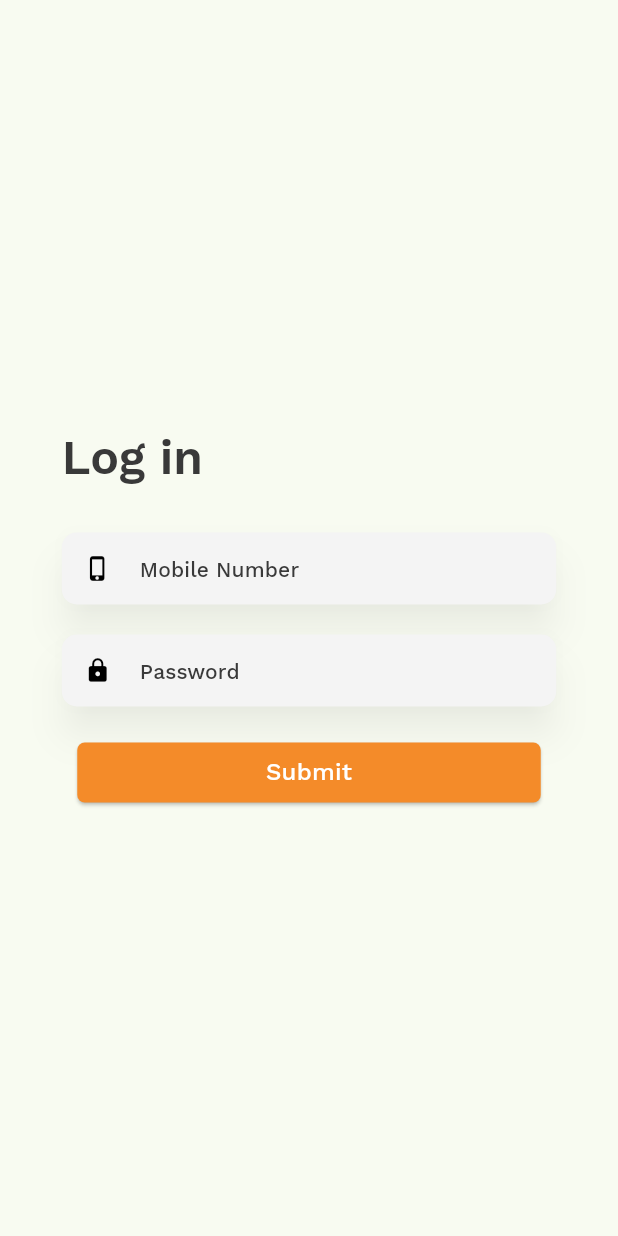
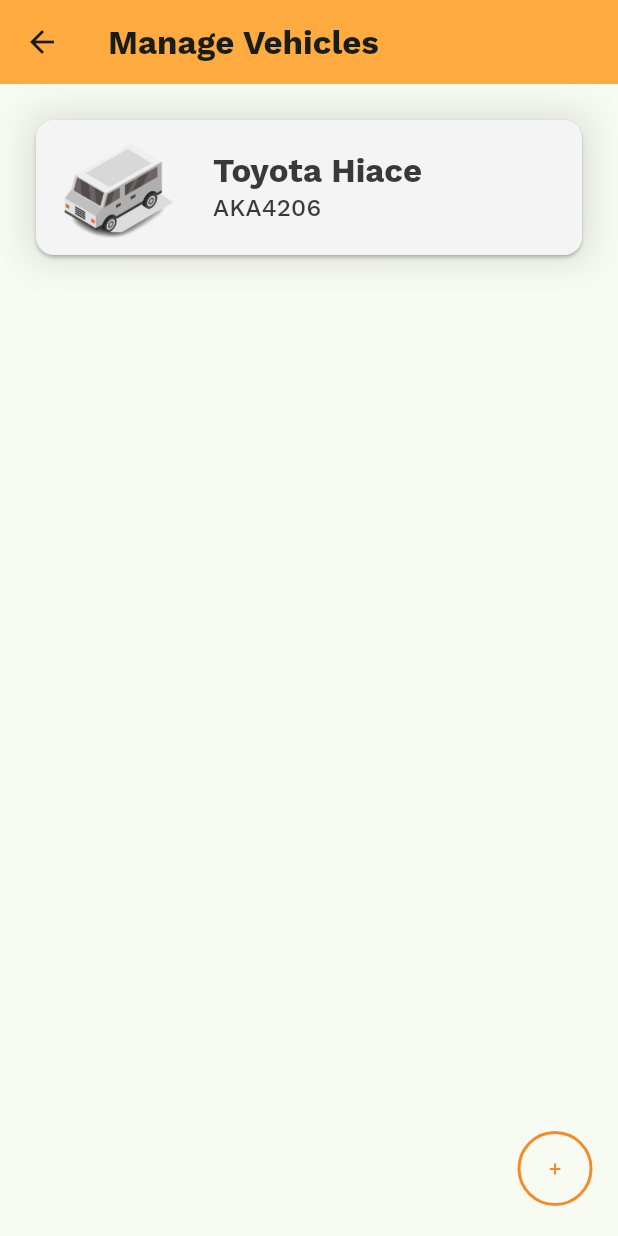
Before and after one commit to Frosco03/Iskomyut, a Flutter app: the screen it shows after launch, on a phone screen of 412 x 824 dp. Run offline on Flutter 3.47's test engine with Material 3 defaults, Android fonts, the phone set to English and light mode, and no system bars; our stand-ins replace envied, flutter_map, google_fonts, latlong2; missing offline and left inert: dart:ffi, mysql1; generated files the repository leaves out were written again.

Commit message:
Front end of the manage vehicles page; changed column to listview to allow scrolling and added image dependencies

```diff
--- /dev/null
+++ b/iskomyut/front_end/lib/manage_vehicles.dart
@@ -0,0 +1,121 @@
+library front_end;
+
+import 'package:flutter/cupertino.dart';
+import 'package:flutter/material.dart';
+import 'package:flutter/widgets.dart';
+
+class ManageVehicles extends StatefulWidget {
+  const ManageVehicles({super.key});
+
+  @override
+  State<ManageVehicles> createState() => _ManageVehiclesState();
+}
+
+class _ManageVehiclesState extends State<ManageVehicles> {
+  List vehicles = [];
+
+  @override
+  Widget build(BuildContext context) {
+    final contextTextTheme = Theme.of(context).textTheme;
+
+    return Scaffold(
+      appBar: AppBar(
+        title: const Text("Manage Vehicles"),
+        backgroundColor: Colors.orangeAccent,
+      ),
+      body: Stack(
+        fit: StackFit.expand,
+        children: [
+          ListView(
+            children: [
+              VehicleCard(contextTextTheme: contextTextTheme),
+            ],
+          ),
+          Positioned(
+            bottom: 20,
+            right: 10,
+            child: ElevatedButton(
+              style: ElevatedButton.styleFrom(
+                foregroundColor: const Color(0xFFF48B29),
+                backgroundColor: Colors.transparent,
+                shadowColor: Colors.transparent,
+                shape: const CircleBorder(),
+                padding: const EdgeInsets.all(15),
+                side: const BorderSide(
+                  color: Color(0xFFF48B29),
+                  width: 2,
+                ),
+              ),
+              onPressed: () {},
+              child: const Text('+'),
+            ),
+          ),
+        ]
+      ),
+    );
+  }
+}
+
+class VehicleCard extends StatelessWidget {
+  const VehicleCard({
+    super.key,
+    required this.contextTextTheme,
+  });
+
+  final TextTheme contextTextTheme;
+
+  @override
+  Widget build(BuildContext context) {
+    return Container(
+      margin: const EdgeInsets.fromLTRB(20.0, 20.0, 20.0, 0),
+      decoration: const BoxDecoration(
+        boxShadow: [
+          BoxShadow(
+            color: Colors.black12,
+            spreadRadius: 0,
+            blurRadius: 20,
+          )
+        ]
+      ),
+      child: Card(
+        color: const Color(0xFFF4F4F4),
+        child: InkWell(
+          onTap: () {
+            //TODO go to the edit form
+          },
+          child: Row(
+            mainAxisSize: MainAxisSize.max,
+            children: [
+              Column(
+                children: [
+                  ConstrainedBox(
+                    constraints: BoxConstraints(
+                      maxWidth: MediaQuery.of(context).size.width * 0.25,
+                      maxHeight: MediaQuery.of(context).size.width * 0.25,
+                    ),
+                    child: const Image(
+                      image: AssetImage('assets/vanico.png'),
+                    )
+                  ),
+                ]
+              ),
+              Expanded(
+                child: Padding(
+                  padding: const EdgeInsets.all(15.0),
+                  child: Column(
+                    crossAxisAlignment: CrossAxisAlignment.stretch,
+                    mainAxisAlignment: MainAxisAlignment.center,
+                    children: [
+                      Text('Toyota Hiace', style: contextTextTheme.titleLarge),
+                      Text('AKA4206', style: contextTextTheme.titleMedium),
+                    ]
+                  ),
+                ),
+              ),
+            ]
+          ),
+        )
+      ),
+    );
+  }
+}
--- a/iskomyut/lib/main.dart
+++ b/iskomyut/lib/main.dart
@@ -1,3 +1,4 @@
+import 'package:front_end/manage_vehicles.dart';
 import 'package:front_end/signup.dart';
 import 'package:flutter/material.dart';
 import 'package:google_fonts/google_fonts.dart';
@@ -25,6 +26,9 @@
               fontWeight: FontWeight.w600,
             ),
             headlineSmall: GoogleFonts.workSans(),
+            titleLarge: GoogleFonts.workSans().copyWith(
+              fontWeight: FontWeight.bold,
+            ),
             titleMedium: GoogleFonts.workSans(),
             labelLarge: GoogleFonts.workSans(),
           ).apply(
@@ -37,12 +41,13 @@
             ),
           ),
         ),
-        initialRoute: '/login',
+        initialRoute: '/manage_vehicles',
         routes:{
           '/': (context) => Loading(),
           '/dash': (context) => UserDashboard(),
           '/login': (context) => Login(),
           '/signup': (context) => Signup(),
+          '/manage_vehicles': (context) => ManageVehicles(),
         }
       );
   }
--- a/iskomyut/pubspec.yaml
+++ b/iskomyut/pubspec.yaml
@@ -30,3 +30,6 @@
 
 flutter:
   uses-material-design: true
+
+  assets:
+    - assets/
```
Also changed, not shown: iskomyut/assets/vanico.png (added).
